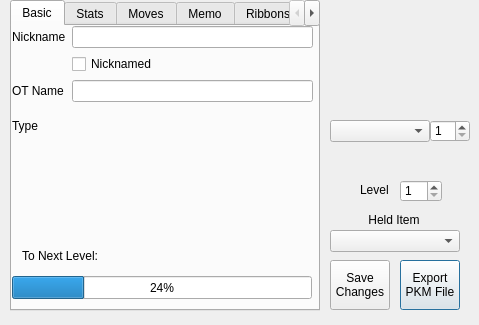
The window that QT Project/pkmviewer.ui (Annovae/PKMDS-G5) describes before a commit, drawn with Qt 5.
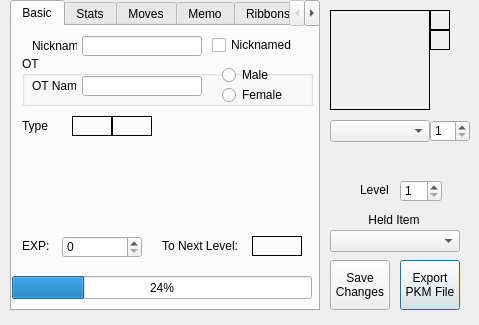
The same window after the commit.

What changed in the file:
```diff
--- a/QT Project/pkmviewer.ui
+++ b/QT Project/pkmviewer.ui
@@ -87,7 +87,7 @@
      <string notr="true">background: transparent</string>
     </property>
     <property name="frameShape">
-     <enum>QFrame::NoFrame</enum>
+     <enum>QFrame::Box</enum>
     </property>
     <property name="frameShadow">
      <enum>QFrame::Plain</enum>
@@ -181,7 +181,7 @@
      <string notr="true">background: transparent</string>
     </property>
     <property name="frameShape">
-     <enum>QFrame::NoFrame</enum>
+     <enum>QFrame::Box</enum>
     </property>
     <property name="frameShadow">
      <enum>QFrame::Plain</enum>
@@ -200,7 +200,7 @@
      <string notr="true">background: transparent</string>
     </property>
     <property name="frameShape">
-     <enum>QFrame::NoFrame</enum>
+     <enum>QFrame::Box</enum>
     </property>
     <property name="frameShadow">
      <enum>QFrame::Plain</enum>
@@ -242,8 +242,8 @@
     <widget class="QLabel" name="lblToNextLevel">
      <property name="geometry">
       <rect>
-       <x>10</x>
-       <y>220</y>
+       <x>150</x>
+       <y>210</y>
        <width>80</width>
        <height>20</height>
       </rect>
@@ -255,73 +255,23 @@
     <widget class="QLabel" name="lblTNL">
      <property name="geometry">
       <rect>
-       <x>120</x>
-       <y>220</y>
-       <width>100</width>
+       <x>240</x>
+       <y>210</y>
+       <width>50</width>
        <height>20</height>
       </rect>
      </property>
      <property name="frameShape">
-      <enum>QFrame::NoFrame</enum>
+      <enum>QFrame::Box</enum>
      </property>
      <property name="text">
       <string/>
      </property>
     </widget>
-    <widget class="QWidget" name="formLayoutWidget">
-     <property name="geometry">
-      <rect>
-       <x>0</x>
-       <y>0</y>
-       <width>301</width>
-       <height>81</height>
-      </rect>
-     </property>
-     <layout class="QFormLayout" name="formLayout">
-      <property name="fieldGrowthPolicy">
-       <enum>QFormLayout::AllNonFixedFieldsGrow</enum>
-      </property>
-      <item row="0" column="0">
-       <widget class="QLabel" name="lblNickname">
-        <property name="text">
-         <string>Nickname</string>
-        </property>
-       </widget>
-      </item>
-      <item row="0" column="1">
-       <widget class="QLineEdit" name="txtNickname">
-        <property name="maxLength">
-         <number>10</number>
-        </property>
-       </widget>
-      </item>
-      <item row="1" column="1">
-       <widget class="QCheckBox" name="cbNicknamed">
-        <property name="text">
-         <string>Nicknamed</string>
-        </property>
-       </widget>
-      </item>
-      <item row="2" column="0">
-       <widget class="QLabel" name="lblOTName">
-        <property name="text">
-         <string>OT Name</string>
-        </property>
-       </widget>
-      </item>
-      <item row="2" column="1">
-       <widget class="QLineEdit" name="txtOTName">
-        <property name="maxLength">
-         <number>8</number>
-        </property>
-       </widget>
-      </item>
-     </layout>
-    </widget>
     <widget class="QLabel" name="lblTypes">
      <property name="geometry">
       <rect>
-       <x>0</x>
+       <x>10</x>
        <y>90</y>
        <width>30</width>
        <height>20</height>
@@ -334,7 +284,7 @@
     <widget class="QGraphicsView" name="pbType1">
      <property name="geometry">
       <rect>
-       <x>30</x>
+       <x>60</x>
        <y>90</y>
        <width>40</width>
        <height>20</height>
@@ -344,7 +294,7 @@
       <string notr="true">background: transparent</string>
      </property>
      <property name="frameShape">
-      <enum>QFrame::NoFrame</enum>
+      <enum>QFrame::Box</enum>
      </property>
      <property name="frameShadow">
       <enum>QFrame::Plain</enum>
@@ -353,22 +303,155 @@
     <widget class="QGraphicsView" name="pbType2">
      <property name="geometry">
       <rect>
+       <x>100</x>
+       <y>90</y>
+       <width>40</width>
+       <height>20</height>
+      </rect>
+     </property>
+     <property name="styleSheet">
+      <string notr="true">background: transparent</string>
+     </property>
+     <property name="frameShape">
+      <enum>QFrame::Box</enum>
+     </property>
+     <property name="frameShadow">
+      <enum>QFrame::Plain</enum>
+     </property>
+    </widget>
+    <widget class="QLabel" name="lblEXP">
+     <property name="geometry">
+      <rect>
+       <x>10</x>
+       <y>210</y>
+       <width>30</width>
+       <height>20</height>
+      </rect>
+     </property>
+     <property name="text">
+      <string>EXP:</string>
+     </property>
+    </widget>
+    <widget class="QSpinBox" name="sbEXP">
+     <property name="geometry">
+      <rect>
+       <x>50</x>
+       <y>210</y>
+       <width>80</width>
+       <height>22</height>
+      </rect>
+     </property>
+     <property name="maximum">
+      <number>1640000</number>
+     </property>
+     <property name="value">
+      <number>0</number>
+     </property>
+    </widget>
+    <widget class="QLineEdit" name="txtNickname">
+     <property name="geometry">
+      <rect>
        <x>70</x>
-       <y>90</y>
-       <width>40</width>
+       <y>10</y>
+       <width>120</width>
        <height>20</height>
       </rect>
      </property>
-     <property name="styleSheet">
-      <string notr="true">background: transparent</string>
+     <property name="maxLength">
+      <number>10</number>
      </property>
-     <property name="frameShape">
-      <enum>QFrame::NoFrame</enum>
+    </widget>
+    <widget class="QLabel" name="lblNickname">
+     <property name="geometry">
+      <rect>
+       <x>20</x>
+       <y>10</y>
+       <width>45</width>
+       <height>20</height>
+      </rect>
      </property>
-     <property name="frameShadow">
-      <enum>QFrame::Plain</enum>
+     <property name="text">
+      <string>Nickname</string>
      </property>
     </widget>
+    <widget class="QCheckBox" name="cbNicknamed">
+     <property name="geometry">
+      <rect>
+       <x>200</x>
+       <y>10</y>
+       <width>80</width>
+       <height>18</height>
+      </rect>
+     </property>
+     <property name="text">
+      <string>Nicknamed</string>
+     </property>
+    </widget>
+    <widget class="QGroupBox" name="gbOT">
+     <property name="geometry">
+      <rect>
+       <x>10</x>
+       <y>30</y>
+       <width>291</width>
+       <height>50</height>
+      </rect>
+     </property>
+     <property name="title">
+      <string>OT</string>
+     </property>
+     <widget class="QLineEdit" name="txtOTName">
+      <property name="geometry">
+       <rect>
+        <x>60</x>
+        <y>20</y>
+        <width>120</width>
+        <height>20</height>
+       </rect>
+      </property>
+      <property name="maxLength">
+       <number>8</number>
+      </property>
+     </widget>
+     <widget class="QLabel" name="lblOTName">
+      <property name="geometry">
+       <rect>
+        <x>10</x>
+        <y>20</y>
+        <width>44</width>
+        <height>20</height>
+       </rect>
+      </property>
+      <property name="text">
+       <string>OT Name</string>
+      </property>
+     </widget>
+     <widget class="QRadioButton" name="rbOTMale">
+      <property name="geometry">
+       <rect>
+        <x>200</x>
+        <y>10</y>
+        <width>60</width>
+        <height>18</height>
+       </rect>
+      </property>
+      <property name="text">
+       <string>Male</string>
+      </property>
+     </widget>
+     <widget class="QRadioButton" name="rbOTFemale">
+      <property name="geometry">
+       <rect>
+        <x>200</x>
+        <y>30</y>
+        <width>60</width>
+        <height>18</height>
+       </rect>
+      </property>
+      <property name="text">
+       <string>Female</string>
+      </property>
+     </widget>
+    </widget>
    </widget>
    <widget class="QWidget" name="tpStats">
     <attribute name="title">
```
